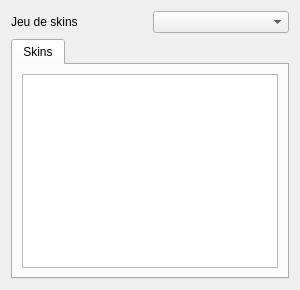
Qt form Source/Elements/UI/TexturePanel.ui (azertval/ProjectGaming) before a commit.
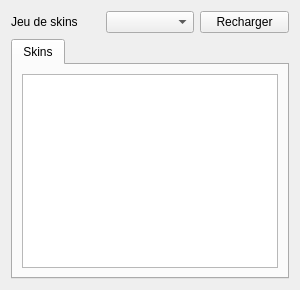
The same form after that commit.

```diff
--- a/Source/Elements/UI/TexturePanel.ui
+++ b/Source/Elements/UI/TexturePanel.ui
@@ -18,6 +18,12 @@
      <item>
       <widget class="QComboBox" name="setSelector"/>
      </item>
+     <item>
+      <widget class="QPushButton" name="reloadButton">
+       <property name="text"><string>Recharger</string></property>
+       <property name="toolTip"><string>Recharge les textures depuis le disque</string></property>
+      </widget>
+     </item>
     </layout>
    </item>
    <item>
```
